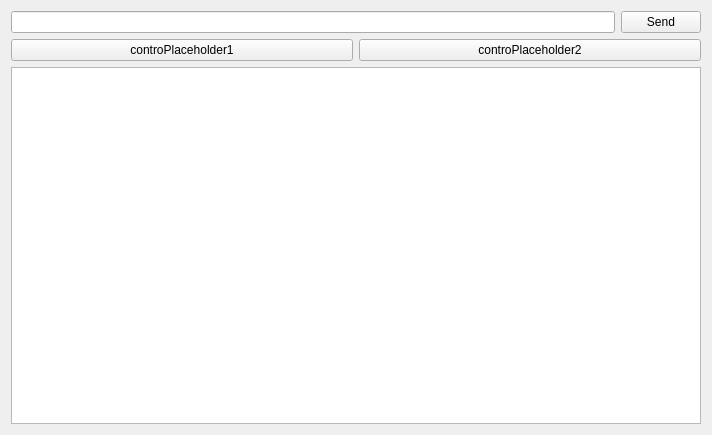
The window that GUI/OpenEPT/Windows/Console/consolewnd.ui (turkmanovic/OpenEPT) describes before a commit, drawn with Qt 5.
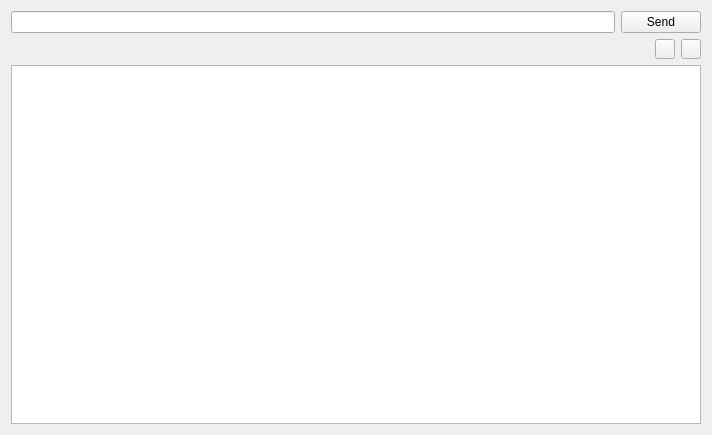
The same window after the commit. Icons and pictures are not drawn.

The edit to the form file:
```diff
--- a/GUI/OpenEPT/Windows/Console/consolewnd.ui
+++ b/GUI/OpenEPT/Windows/Console/consolewnd.ui
@@ -70,15 +70,47 @@
         <enum>QLayout::SetMaximumSize</enum>
        </property>
        <item>
-        <widget class="QPushButton" name="controPlaceholder2">
+        <spacer name="horizontalSpacer">
+         <property name="orientation">
+          <enum>Qt::Horizontal</enum>
+         </property>
+         <property name="sizeHint" stdset="0">
+          <size>
+           <width>40</width>
+           <height>20</height>
+          </size>
+         </property>
+        </spacer>
+       </item>
+       <item>
+        <widget class="QPushButton" name="loadScriptPusb">
          <property name="sizePolicy">
           <sizepolicy hsizetype="Expanding" vsizetype="Fixed">
            <horstretch>0</horstretch>
            <verstretch>0</verstretch>
           </sizepolicy>
          </property>
+         <property name="minimumSize">
+          <size>
+           <width>20</width>
+           <height>20</height>
+          </size>
+         </property>
+         <property name="maximumSize">
+          <size>
+           <width>20</width>
+           <height>20</height>
+          </size>
+         </property>
+         <property name="toolTip">
+          <string>Load script</string>
+         </property>
          <property name="text">
-          <string>controPlaceholder1</string>
+          <string/>
+         </property>
+         <property name="icon">
+          <iconset resource="../../resource.qrc">
+           <normaloff>:/images/NewSet/load.png</normaloff>:/images/NewSet/load.png</iconset>
          </property>
         </widget>
        </item>
@@ -90,8 +122,27 @@
            <verstretch>0</verstretch>
           </sizepolicy>
          </property>
+         <property name="minimumSize">
+          <size>
+           <width>20</width>
+           <height>20</height>
+          </size>
+         </property>
+         <property name="maximumSize">
+          <size>
+           <width>20</width>
+           <height>20</height>
+          </size>
+         </property>
+         <property name="toolTip">
+          <string>Save log</string>
+         </property>
          <property name="text">
-          <string>controPlaceholder2</string>
+          <string/>
+         </property>
+         <property name="icon">
+          <iconset resource="../../resource.qrc">
+           <normaloff>:/images/NewSet/save.png</normaloff>:/images/NewSet/save.png</iconset>
          </property>
         </widget>
        </item>
```
Left out of the diff: 4 changed lines with no effect on the pictures.
